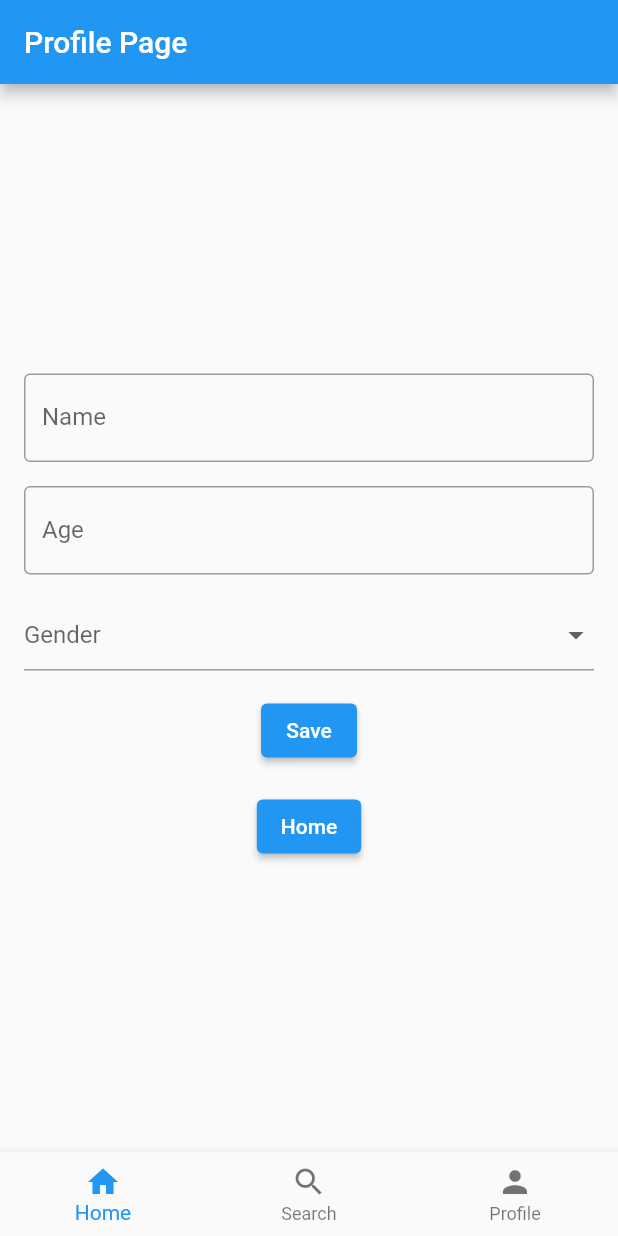
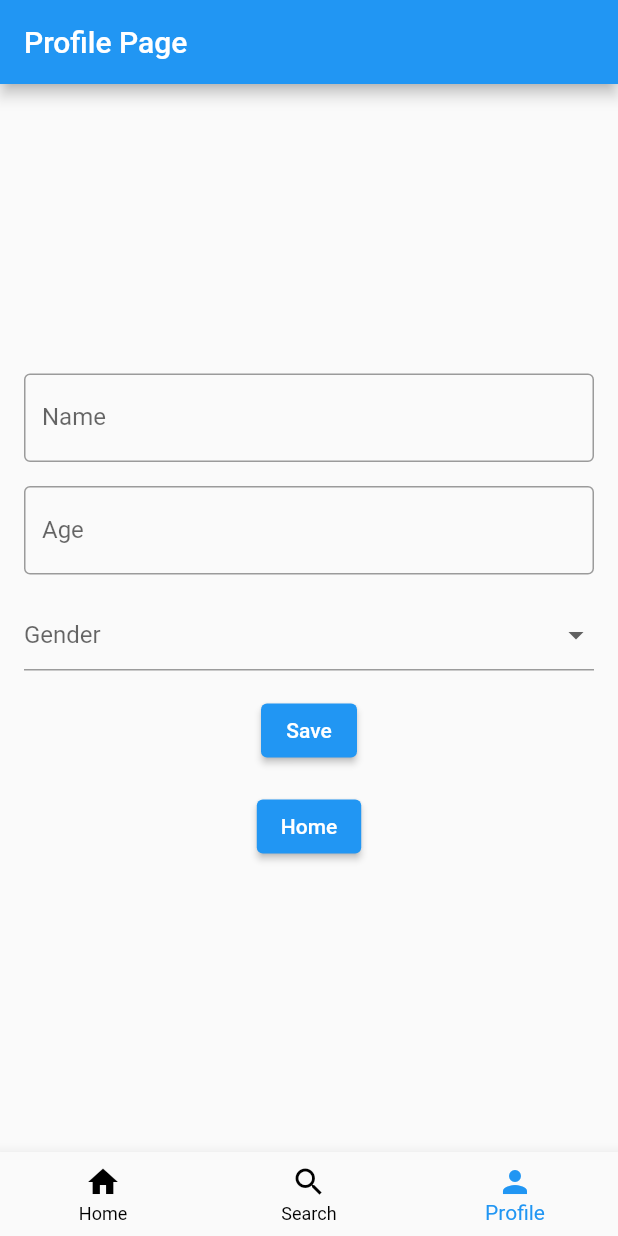
Before and after one commit to RishiVaya/TaxiMate, a Flutter app: the ProfilePage screen opened by its route, on a phone screen of 412 x 824 dp. Run offline on Flutter 3.47's test engine with Material 2 defaults, Android fonts, the phone set to English and light mode, and no system bars; our stand-ins replace cloud_firestore, firebase_auth, firebase_core, geocoding, geolocator, go_router and 2 more; missing offline and left inert: dart:ffi, flutter_polyline_points; accounts and stored records are empty.

Commit message:
fixed navigation bar color selection

```diff
--- a/lib/pages/google_maps.dart
+++ b/lib/pages/google_maps.dart
@@ -567,6 +567,8 @@ class _MapViewState extends State<MapView> {
         ),
         bottomNavigationBar: BottomNavigationBar(
             currentIndex: _currentIndex,
+            unselectedItemColor: Colors.black,
+            selectedItemColor: Colors.blue,
             onTap: _onTabTapped,
             items: const <BottomNavigationBarItem>[
               BottomNavigationBarItem(
--- a/lib/pages/profile_page.dart
+++ b/lib/pages/profile_page.dart
@@ -32,7 +32,7 @@ class _ProfilePageState extends State<ProfilePage> {
     }
   }
 
-  int _currentIndex = 0;
+  int _currentIndex = 2;
   Map<int, String> pagesMap = {0: '/', 1: '/login', 2: '/profile'};
 
   void _onTabTapped(int index) {
@@ -113,6 +113,8 @@ class _ProfilePageState extends State<ProfilePage> {
         ),
         bottomNavigationBar: BottomNavigationBar(
             currentIndex: _currentIndex,
+            unselectedItemColor: Colors.black,
+            selectedItemColor: Colors.blue,
             onTap: _onTabTapped,
             items: const <BottomNavigationBarItem>[
               BottomNavigationBarItem(
```
